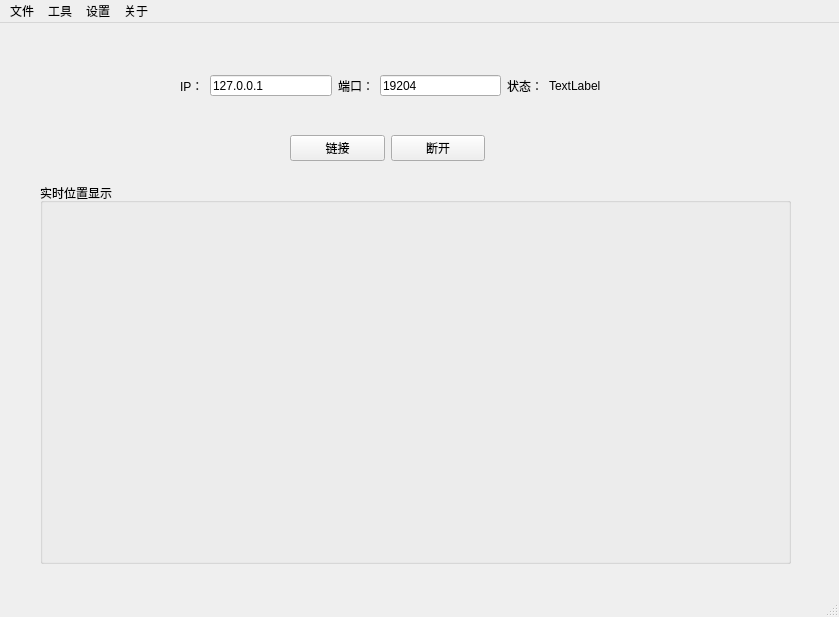
Qt form CarsViewer.ui (zpj6667/CarsViewer) before a commit.
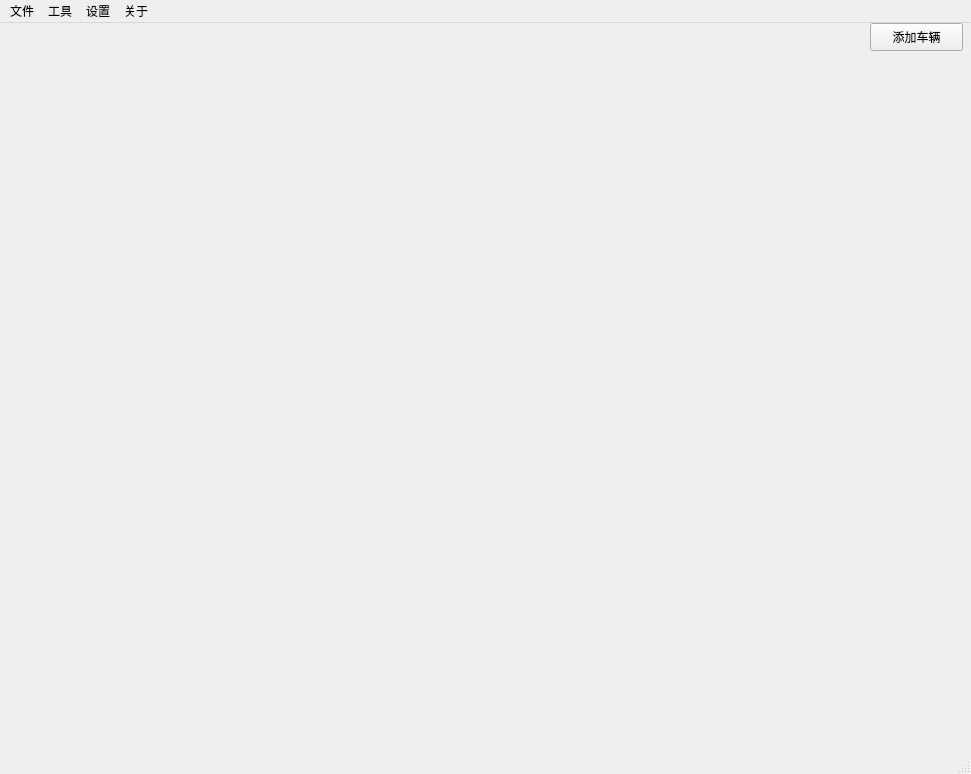
The same form after that commit.

What changed in the file:
```diff
--- a/CarsViewer.ui
+++ b/CarsViewer.ui
@@ -6,114 +6,34 @@
    <rect>
     <x>0</x>
     <y>0</y>
-    <width>839</width>
-    <height>617</height>
+    <width>971</width>
+    <height>774</height>
    </rect>
   </property>
   <property name="windowTitle">
    <string>MainWindow</string>
   </property>
   <widget class="QWidget" name="centralwidget">
-   <widget class="QGroupBox" name="groupBox_map">
+   <widget class="QPushButton" name="pushButton_add">
     <property name="geometry">
      <rect>
-      <x>40</x>
-      <y>160</y>
-      <width>751</width>
-      <height>381</height>
+      <x>870</x>
+      <y>0</y>
+      <width>93</width>
+      <height>28</height>
      </rect>
     </property>
-    <property name="title">
-     <string>实时位置显示</string>
+    <property name="text">
+     <string>添加车辆</string>
     </property>
    </widget>
-   <widget class="QWidget" name="verticalLayoutWidget">
-    <property name="geometry">
-     <rect>
-      <x>180</x>
-      <y>52</y>
-      <width>421</width>
-      <height>21</height>
-     </rect>
-    </property>
-    <layout class="QHBoxLayout" name="horizontalLayout">
-     <item>
-      <widget class="QLabel" name="label">
-       <property name="text">
-        <string>IP：</string>
-       </property>
-      </widget>
-     </item>
-     <item>
-      <widget class="QLineEdit" name="lineEdit_IP">
-       <property name="text">
-        <string>127.0.0.1</string>
-       </property>
-      </widget>
-     </item>
-     <item>
-      <widget class="QLabel" name="label_2">
-       <property name="text">
-        <string>端口：</string>
-       </property>
-      </widget>
-     </item>
-     <item>
-      <widget class="QLineEdit" name="lineEdit_port">
-       <property name="text">
-        <string>19204</string>
-       </property>
-      </widget>
-     </item>
-     <item>
-      <widget class="QLabel" name="label_3">
-       <property name="text">
-        <string>状态：</string>
-       </property>
-      </widget>
-     </item>
-     <item>
-      <widget class="QLabel" name="label_socket_status">
-       <property name="text">
-        <string>TextLabel</string>
-       </property>
-      </widget>
-     </item>
-    </layout>
-   </widget>
-   <widget class="QWidget" name="verticalLayoutWidget_2">
-    <property name="geometry">
-     <rect>
-      <x>290</x>
-      <y>110</y>
-      <width>195</width>
-      <height>30</height>
-     </rect>
-    </property>
-    <layout class="QHBoxLayout" name="horizontalLayout_2">
-     <item>
-      <widget class="QPushButton" name="pushButton_link">
-       <property name="text">
-        <string>链接</string>
-       </property>
-      </widget>
-     </item>
-     <item>
-      <widget class="QPushButton" name="pushButton_break">
-       <property name="text">
-        <string>断开</string>
-       </property>
-      </widget>
-     </item>
-    </layout>
-   </widget>
   </widget>
   <widget class="QMenuBar" name="menubar">
    <property name="geometry">
     <rect>
      <x>0</x>
      <y>0</y>
-     <width>839</width>
+     <width>971</width>
      <height>26</height>
     </rect>
    </property>
```
Left out of the diff: 19 changed lines with no effect on the pictures.
